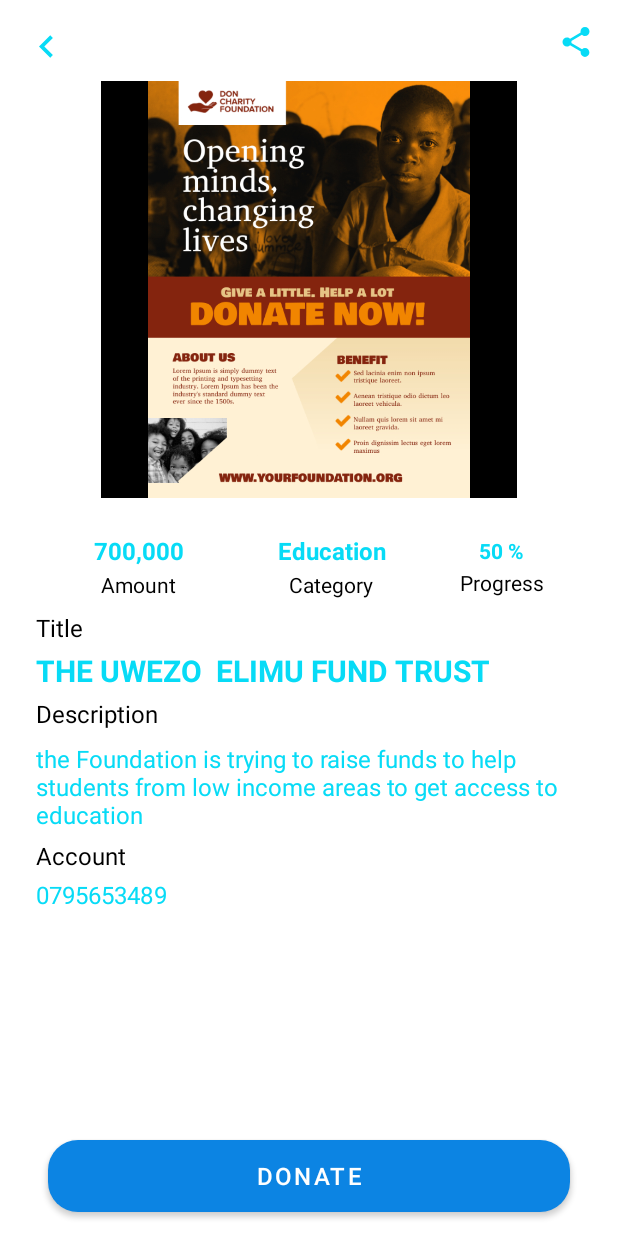
After one commit to johnkaizer/Changisha-App, an Android app: the DetailsActivity screen opened directly, with no data from a screen before it, on a phone screen of 412 x 824 dp. The commit adds this screen. Run offline under Robolectric (Android 15) with nearby library versions, the phone set to English and light mode, and no system bars; 14 statements that could not run were skipped.

Commit message:
Worked on the popular on click

```diff
--- a/app/src/main/AndroidManifest.xml
+++ b/app/src/main/AndroidManifest.xml
@@ -14,6 +14,9 @@
         android:theme="@style/Theme.ChangishaApp"
         tools:targetApi="31">
         <activity
+            android:name=".DetailsActivity"
+            android:exported="false" />
+        <activity
             android:name=".MainActivity"
             android:exported="false" />
         <activity
--- a/app/src/main/java/com/example/changishaapp/Adapter/PopularDonationsAdapter.java
+++ b/app/src/main/java/com/example/changishaapp/Adapter/PopularDonationsAdapter.java
@@ -1,6 +1,7 @@
 package com.example.changishaapp.Adapter;
 
 import android.content.Context;
+import android.content.Intent;
 import android.text.Layout;
 import android.view.LayoutInflater;
 import android.view.View;
@@ -11,6 +12,7 @@ import android.widget.TextView;
 import androidx.annotation.NonNull;
 import androidx.recyclerview.widget.RecyclerView;
 
+import com.example.changishaapp.DetailsActivity;
 import com.example.changishaapp.R;
 import com.example.changishaapp.model.PopularDonation;
 
@@ -34,9 +36,27 @@ public class PopularDonationsAdapter extends RecyclerView.Adapter<PopularDonatio
 
     @Override
     public void onBindViewHolder(@NonNull PopularDonationViewHolder holder, int position) {
+        final PopularDonation data_position = popularDonationList.get(position);
         holder.donationImage.setImageResource(popularDonationList.get(position).getImageUrl());
         holder.title.setText(popularDonationList.get(position).getTitle());
         holder.progress.setText(popularDonationList.get(position).getProgress());
+
+
+        holder.itemView.setOnClickListener(new View.OnClickListener() {
+            @Override
+            public void onClick(View view) {
+                Intent intent = new Intent(view.getContext(), DetailsActivity.class);
+                intent.putExtra("donationImage",data_position.getImageUrl());
+                intent.putExtra("title",data_position.getTitle());
+                intent.putExtra("progress",data_position.getProgress());
+                intent.putExtra("amount",data_position.getAmount());
+                intent.putExtra("description",data_position.getDescription());
+                intent.putExtra("account",data_position.getAccount());
+                intent.putExtra("category",data_position.getCategory());
+                view.getContext().startActivity(intent);
+
+            }
+        });
 
     }
 
--- /dev/null
+++ b/app/src/main/java/com/example/changishaapp/DetailsActivity.java
@@ -0,0 +1,42 @@
+package com.example.changishaapp;
+
+import androidx.appcompat.app.AppCompatActivity;
+
+import android.os.Bundle;
+import android.widget.ImageView;
+import android.widget.TextView;
+
+public class DetailsActivity extends AppCompatActivity {
+    TextView title;
+    TextView amount;
+    TextView progress;
+    TextView description;
+    TextView account;
+    TextView category;
+    ImageView imageview;
+
+    @Override
+    protected void onCreate(Bundle savedInstanceState) {
+        super.onCreate(savedInstanceState);
+        setContentView(R.layout.activity_details);
+        title.findViewById(R.id.title_txt);
+        amount.findViewById(R.id.Amount_txt);
+        progress.findViewById(R.id.progress_txt);
+        description.findViewById(R.id.description_txt);
+        account.findViewById(R.id.account_txt);
+        category.findViewById(R.id.Category_txt);
+        imageview.findViewById(R.id.pop_image);
+
+
+        title.setText(getIntent().getExtras().getString("title"));
+        amount.setText(getIntent().getExtras().getString("amount"));
+        progress.setText(getIntent().getExtras().getString("progress"));
+        description.setText(getIntent().getExtras().getString("description"));
+        account.setText(getIntent().getExtras().getString("account"));
+        category.setText(getIntent().getExtras().getString("category"));
+        Integer ImageUrl = getIntent().getIntExtra("donationImage",0);
+        imageview.setImageResource(ImageUrl);
+
+
+    }
+}
--- a/app/src/main/java/com/example/changishaapp/MainActivity.java
+++ b/app/src/main/java/com/example/changishaapp/MainActivity.java
@@ -22,10 +22,14 @@ public class MainActivity extends AppCompatActivity {
         setContentView(R.layout.activity_main);
 
         List<PopularDonation> popularDonationList= new ArrayList<>();
-        popularDonationList.add(new PopularDonation("XYZ Reserve National Park","KSh 7000","Buy torch",R.drawable.donate,"50%","Health",1234567892));
+        popularDonationList.add(new PopularDonation("XYZ Reserve National Park","KSh 7000","Buy torch",R.drawable.donat,"50%","Health",1234567892));
         popularDonationList.add(new PopularDonation("XYZ National Park","KSh 7000","Buy torch",R.drawable.doo,"70%","Health",1234567892));
         popularDonationList.add(new PopularDonation("XYZ Reserve National Park Nairobi","KSh 7000","Buy torch",R.drawable.fund,"90%","Health",1234567892));
-        popularDonationList.add(new PopularDonation("XYZ Reserve National Park National Park","KSh 7000","Buy torch",R.drawable.donate,"80%","Health",1234567892));
+        popularDonationList.add(new PopularDonation("XYZ Reserve National Park National Park","KSh 7000","Buy torch",R.drawable.donatee,"80%","Health",1234567892));
+        popularDonationList.add(new PopularDonation("XYZ Reserve National Park National Park","KSh 7000","Buy torch",R.drawable.charit,"80%","Health",1234567892));
+        popularDonationList.add(new PopularDonation("Kibera Home for Kids","KSh 7000","Buy torch",R.drawable.event,"80%","Health",1234567892));
+        popularDonationList.add(new PopularDonation("KNH Hospital","KSh 7000","Buy torch",R.drawable.blood,"80%","Health",1234567892));
+
         setPopularDonationsAdapter(popularDonationList);
     }
     private void setPopularDonationsAdapter(List<PopularDonation>popularDonationList){
--- /dev/null
+++ b/app/src/main/res/drawable/before.xml
@@ -0,0 +1,5 @@
+<vector android:height="30dp" android:tint="#07DBF6"
+    android:viewportHeight="24" android:viewportWidth="24"
+    android:width="30dp" xmlns:android="http://schemas.android.com/apk/res/android">
+    <path android:fillColor="@android:color/white" android:pathData="M15.41,7.41L14,6l-6,6 6,6 1.41,-1.41L10.83,12z"/>
+</vector>
--- /dev/null
+++ b/app/src/main/res/drawable/donate_button.xml
@@ -0,0 +1,8 @@
+<?xml version="1.0" encoding="utf-8"?>
+<shape xmlns:android="http://schemas.android.com/apk/res/android"
+    android:shape="rectangle">
+
+    <solid android:color="@color/blue"/>
+    <corners   android:radius="20dp"/>
+
+</shape>
--- /dev/null
+++ b/app/src/main/res/drawable/navigate_before.xml
@@ -0,0 +1,5 @@
+<vector android:height="24dp" android:tint="#07DBF6"
+    android:viewportHeight="24" android:viewportWidth="24"
+    android:width="24dp" xmlns:android="http://schemas.android.com/apk/res/android">
+    <path android:fillColor="@android:color/white" android:pathData="M15.41,7.41L14,6l-6,6 6,6 1.41,-1.41L10.83,12z"/>
+</vector>
--- /dev/null
+++ b/app/src/main/res/drawable/share.xml
@@ -0,0 +1,5 @@
+<vector android:height="24dp" android:tint="#07DBF6"
+    android:viewportHeight="24" android:viewportWidth="24"
+    android:width="24dp" xmlns:android="http://schemas.android.com/apk/res/android">
+    <path android:fillColor="@android:color/white" android:pathData="M18,16.08c-0.76,0 -1.44,0.3 -1.96,0.77L8.91,12.7c0.05,-0.23 0.09,-0.46 0.09,-0.7s-0.04,-0.47 -0.09,-0.7l7.05,-4.11c0.54,0.5 1.25,0.81 2.04,0.81 1.66,0 3,-1.34 3,-3s-1.34,-3 -3,-3 -3,1.34 -3,3c0,0.24 0.04,0.47 0.09,0.7L8.04,9.81C7.5,9.31 6.79,9 6,9c-1.66,0 -3,1.34 -3,3s1.34,3 3,3c0.79,0 1.5,-0.31 2.04,-0.81l7.12,4.16c-0.05,0.21 -0.08,0.43 -0.08,0.65 0,1.61 1.31,2.92 2.92,2.92 1.61,0 2.92,-1.31 2.92,-2.92s-1.31,-2.92 -2.92,-2.92z"/>
+</vector>
--- /dev/null
+++ b/app/src/main/res/layout/activity_details.xml
@@ -0,0 +1,202 @@
+<?xml version="1.0" encoding="utf-8"?>
+<androidx.constraintlayout.widget.ConstraintLayout xmlns:android="http://schemas.android.com/apk/res/android"
+    xmlns:app="http://schemas.android.com/apk/res-auto"
+    xmlns:tools="http://schemas.android.com/tools"
+    android:layout_width="match_parent"
+    android:layout_height="match_parent"
+    tools:context=".DetailsActivity">
+
+    <ImageView
+        android:id="@+id/back_txt"
+        android:layout_width="wrap_content"
+        android:layout_height="wrap_content"
+        android:layout_marginStart="16dp"
+        android:layout_marginTop="16dp"
+        app:layout_constraintStart_toStartOf="parent"
+        app:layout_constraintTop_toTopOf="parent"
+        app:srcCompat="@drawable/before" />
+
+    <ImageView
+        android:id="@+id/share_txt"
+        android:layout_width="wrap_content"
+        android:layout_height="wrap_content"
+        android:layout_marginTop="16dp"
+        android:layout_marginEnd="16dp"
+        app:layout_constraintEnd_toEndOf="parent"
+        app:layout_constraintTop_toTopOf="parent"
+        app:srcCompat="@drawable/share" />
+
+    <ImageView
+        android:id="@+id/pop_image"
+        android:layout_width="277dp"
+        android:layout_height="278dp"
+        android:layout_marginTop="8dp"
+        android:background="@color/black"
+        app:layout_constraintEnd_toEndOf="parent"
+        app:layout_constraintStart_toStartOf="parent"
+        app:layout_constraintTop_toBottomOf="@+id/back_txt"
+        app:srcCompat="@drawable/doo" />
+
+    <TextView
+        android:id="@+id/Amount_txt"
+        android:layout_width="wrap_content"
+        android:layout_height="wrap_content"
+        android:layout_marginTop="24dp"
+        android:text="700,000"
+        android:textColor="@color/blue"
+        android:textSize="16sp"
+        android:textStyle="bold"
+        app:layout_constraintEnd_toStartOf="@+id/Category_txt"
+        app:layout_constraintHorizontal_bias="0.5"
+        app:layout_constraintStart_toStartOf="parent"
+        app:layout_constraintTop_toBottomOf="@+id/pop_image" />
+
+    <TextView
+        android:id="@+id/Category_txt"
+        android:layout_width="wrap_content"
+        android:layout_height="wrap_content"
+        android:text="Education"
+        android:textColor="@color/blue"
+        android:textSize="16sp"
+        android:textStyle="bold"
+        app:layout_constraintBottom_toBottomOf="@+id/Amount_txt"
+        app:layout_constraintEnd_toStartOf="@+id/progress_txt"
+        app:layout_constraintHorizontal_bias="0.5"
+        app:layout_constraintStart_toEndOf="@+id/Amount_txt"
+        app:layout_constraintTop_toTopOf="@+id/Amount_txt" />
+
+    <TextView
+        android:id="@+id/progress_txt"
+        android:layout_width="wrap_content"
+        android:layout_height="wrap_content"
+        android:text="50 %"
+        android:textColor="@color/blue"
+        android:textStyle="bold"
+        app:layout_constraintBottom_toBottomOf="@+id/Category_txt"
+        app:layout_constraintEnd_toEndOf="parent"
+        app:layout_constraintHorizontal_bias="0.5"
+        app:layout_constraintStart_toEndOf="@+id/Category_txt"
+        app:layout_constraintTop_toTopOf="@+id/Category_txt" />
+
+    <TextView
+        android:id="@+id/textView7"
+        android:layout_width="wrap_content"
+        android:layout_height="wrap_content"
+        android:layout_marginTop="2dp"
+        android:text="Amount"
+        android:textColor="@color/black"
+        app:layout_constraintEnd_toEndOf="@+id/Amount_txt"
+        app:layout_constraintStart_toStartOf="@+id/Amount_txt"
+        app:layout_constraintTop_toBottomOf="@+id/Amount_txt" />
+
+    <TextView
+        android:id="@+id/textView8"
+        android:layout_width="wrap_content"
+        android:layout_height="wrap_content"
+        android:layout_marginTop="2dp"
+        android:text="Category"
+        android:textColor="@color/black"
+        app:layout_constraintEnd_toEndOf="@+id/Category_txt"
+        app:layout_constraintStart_toStartOf="@+id/Category_txt"
+        app:layout_constraintTop_toBottomOf="@+id/Category_txt" />
+
+    <TextView
+        android:id="@+id/textView9"
+        android:layout_width="wrap_content"
+        android:layout_height="wrap_content"
+        android:layout_marginTop="2dp"
+        android:text="Progress"
+        android:textColor="@color/black"
+        app:layout_constraintEnd_toEndOf="@+id/progress_txt"
+        app:layout_constraintStart_toStartOf="@+id/progress_txt"
+        app:layout_constraintTop_toBottomOf="@+id/progress_txt" />
+
+    <TextView
+        android:id="@+id/textView10"
+        android:layout_width="wrap_content"
+        android:layout_height="wrap_content"
+        android:layout_marginTop="4dp"
+        android:text="Description"
+        android:textColor="@color/black"
+        android:textSize="16sp"
+        app:layout_constraintStart_toStartOf="@+id/title_txt"
+        app:layout_constraintTop_toBottomOf="@+id/title_txt" />
+
+    <TextView
+        android:id="@+id/description_txt"
+        android:layout_width="0dp"
+        android:layout_height="wrap_content"
+        android:layout_marginTop="8dp"
+        android:layout_marginEnd="8dp"
+        android:text="the Foundation is trying to raise funds to help students from low income areas to get access to education"
+        android:textColor="@color/blue"
+        android:textSize="16sp"
+        app:layout_constraintEnd_toEndOf="parent"
+        app:layout_constraintStart_toStartOf="@+id/textView10"
+        app:layout_constraintTop_toBottomOf="@+id/textView10" />
+
+    <TextView
+        android:id="@+id/textView12"
+        android:layout_width="wrap_content"
+        android:layout_height="wrap_content"
+        android:layout_marginStart="24dp"
+        android:layout_marginTop="8dp"
+        android:text="Title"
+        android:textColor="@color/black"
+        android:textSize="16sp"
+        app:layout_constraintStart_toStartOf="parent"
+        app:layout_constraintTop_toBottomOf="@+id/textView7" />
+
+    <TextView
+        android:id="@+id/title_txt"
+        android:layout_width="0dp"
+        android:layout_height="wrap_content"
+        android:layout_marginTop="4dp"
+        android:layout_marginEnd="8dp"
+        android:text="THE UWEZO  ELIMU FUND TRUST"
+        android:textColor="@color/blue"
+        android:textSize="20sp"
+        android:textStyle="bold"
+        app:layout_constraintEnd_toEndOf="parent"
+        app:layout_constraintStart_toStartOf="@+id/textView12"
+        app:layout_constraintTop_toBottomOf="@+id/textView12" />
+
+    <TextView
+        android:id="@+id/textView14"
+        android:layout_width="0dp"
+        android:layout_height="wrap_content"
+        android:layout_marginTop="5dp"
+        android:text="Account"
+        android:textColor="@color/black"
+        android:textSize="16sp"
+        app:layout_constraintStart_toStartOf="@+id/description_txt"
+        app:layout_constraintTop_toBottomOf="@+id/description_txt" />
+
+    <TextView
+        android:id="@+id/account_txt"
+        android:layout_width="0dp"
+        android:layout_height="wrap_content"
+        android:layout_marginTop="4dp"
+        android:layout_marginEnd="8dp"
+        android:text="0795653489"
+        android:textColor="@color/blue"
+        android:textSize="16sp"
+        app:layout_constraintEnd_toEndOf="parent"
+        app:layout_constraintStart_toStartOf="@+id/textView14"
+        app:layout_constraintTop_toBottomOf="@+id/textView14" />
+
+    <Button
+        android:id="@+id/button"
+        android:layout_width="0dp"
+        android:layout_height="wrap_content"
+        android:layout_marginStart="32dp"
+        android:layout_marginEnd="32dp"
+        android:layout_marginBottom="16dp"
+        android:background="@drawable/donate_button"
+        android:text="DONATE"
+        android:textColor="@color/design_default_color_on_primary"
+        android:textSize="16sp"
+        app:layout_constraintBottom_toBottomOf="parent"
+        app:layout_constraintEnd_toEndOf="parent"
+        app:layout_constraintStart_toStartOf="parent" />
+</androidx.constraintlayout.widget.ConstraintLayout>
```
Also changed, not shown: app/src/main/res/drawable/charit.jpeg (added), app/src/main/res/drawable/donat.jpg (added).
